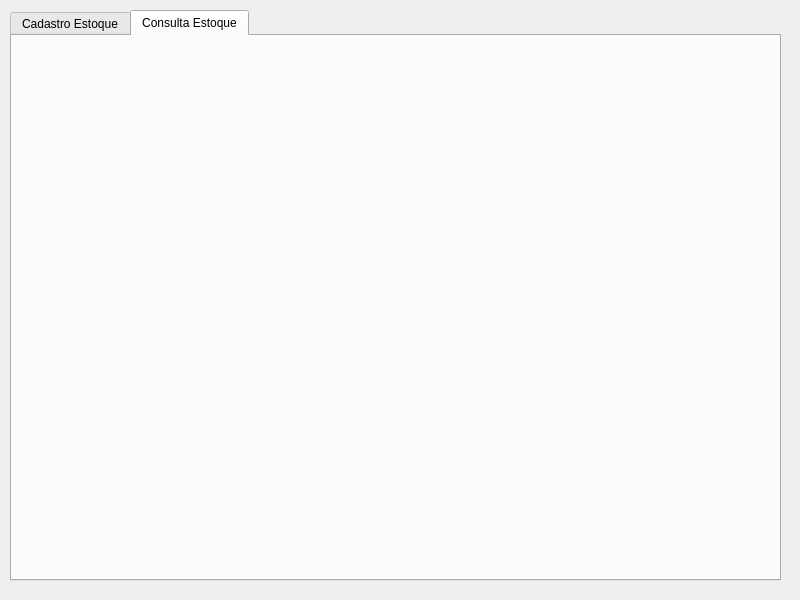
The window that cadastro_estoque.ui (lucasdosantos90/sistema_wms) describes before a commit, drawn with Qt 5.
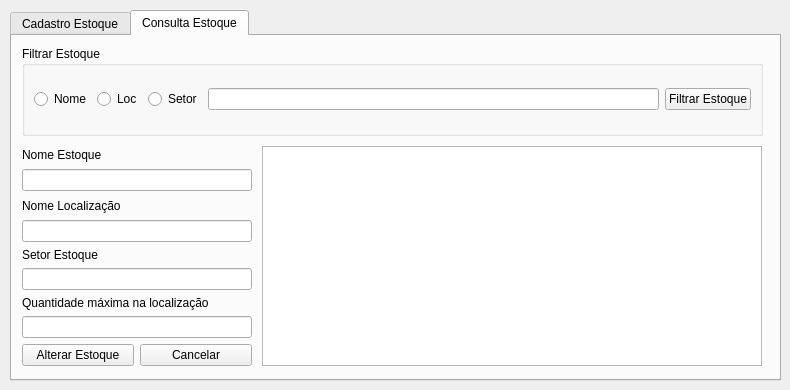
The same window after the commit. The open tabs and pages were chosen to show the change.

Patch:
```diff
--- a/cadastro_estoque.ui
+++ b/cadastro_estoque.ui
@@ -6,8 +6,8 @@
    <rect>
     <x>0</x>
     <y>0</y>
-    <width>800</width>
-    <height>600</height>
+    <width>790</width>
+    <height>390</height>
    </rect>
   </property>
   <property name="windowTitle">
@@ -19,7 +19,7 @@
      <x>10</x>
      <y>10</y>
      <width>771</width>
-     <height>571</height>
+     <height>371</height>
     </rect>
    </property>
    <property name="currentIndex">
@@ -119,6 +119,160 @@
     <attribute name="title">
      <string>Consulta Estoque</string>
     </attribute>
+    <widget class="QGroupBox" name="groupBox">
+     <property name="geometry">
+      <rect>
+       <x>10</x>
+       <y>10</y>
+       <width>741</width>
+       <height>90</height>
+      </rect>
+     </property>
+     <property name="title">
+      <string>Filtrar Estoque</string>
+     </property>
+     <layout class="QHBoxLayout" name="horizontalLayout_3">
+      <item>
+       <layout class="QHBoxLayout" name="horizontalLayout_4">
+        <item>
+         <layout class="QHBoxLayout" name="horizontalLayout_6">
+          <item>
+           <widget class="QRadioButton" name="rb_filtrar_username">
+            <property name="text">
+             <string>Nome</string>
+            </property>
+           </widget>
+          </item>
+          <item>
+           <widget class="QRadioButton" name="rb_filtrar_cep">
+            <property name="text">
+             <string>Loc</string>
+            </property>
+           </widget>
+          </item>
+          <item>
+           <widget class="QRadioButton" name="rb_filtrar_nome">
+            <property name="text">
+             <string>Setor</string>
+            </property>
+           </widget>
+          </item>
+         </layout>
+        </item>
+        <item>
+         <widget class="QLineEdit" name="txt_filtrar_usuario"/>
+        </item>
+        <item>
+         <widget class="QPushButton" name="btn_filtrar_estoque">
+          <property name="text">
+           <string>Filtrar Estoque</string>
+          </property>
+         </widget>
+        </item>
+       </layout>
+      </item>
+     </layout>
+    </widget>
+    <widget class="QTableWidget" name="tableWidget_cad_estoque_2">
+     <property name="geometry">
+      <rect>
+       <x>250</x>
+       <y>110</y>
+       <width>500</width>
+       <height>220</height>
+      </rect>
+     </property>
+    </widget>
+    <widget class="QWidget" name="">
+     <property name="geometry">
+      <rect>
+       <x>10</x>
+       <y>110</y>
+       <width>230</width>
+       <height>220</height>
+      </rect>
+     </property>
+     <layout class="QVBoxLayout" name="verticalLayout_3">
+      <item>
+       <layout class="QVBoxLayout" name="verticalLayout_9">
+        <item>
+         <widget class="QLabel" name="label_9">
+          <property name="text">
+           <string>Nome Estoque</string>
+          </property>
+         </widget>
+        </item>
+        <item>
+         <widget class="QLineEdit" name="txt_cad_nome_estoque_2"/>
+        </item>
+       </layout>
+      </item>
+      <item>
+       <layout class="QVBoxLayout" name="verticalLayout_11">
+        <item>
+         <widget class="QLabel" name="label_11">
+          <property name="text">
+           <string>Nome Localização</string>
+          </property>
+         </widget>
+        </item>
+        <item>
+         <widget class="QLineEdit" name="txt_cad_nome_localizacao_2"/>
+        </item>
+       </layout>
+      </item>
+      <item>
+       <layout class="QVBoxLayout" name="verticalLayout_2">
+        <item>
+         <layout class="QVBoxLayout" name="verticalLayout_10">
+          <item>
+           <widget class="QLabel" name="label_10">
+            <property name="text">
+             <string>Setor Estoque</string>
+            </property>
+           </widget>
+          </item>
+          <item>
+           <widget class="QLineEdit" name="txt_cad_setor_estoque_2"/>
+          </item>
+         </layout>
+        </item>
+        <item>
+         <layout class="QVBoxLayout" name="verticalLayout_12">
+          <item>
+           <widget class="QLabel" name="label_12">
+            <property name="text">
+             <string>Quantidade máxima na localização</string>
+            </property>
+           </widget>
+          </item>
+          <item>
+           <widget class="QLineEdit" name="txt_cad_quant_max_loc_2"/>
+          </item>
+         </layout>
+        </item>
+       </layout>
+      </item>
+      <item>
+       <layout class="QHBoxLayout" name="horizontalLayout">
+        <item>
+         <widget class="QPushButton" name="btn_cad_estoque_2">
+          <property name="text">
+           <string>Alterar Estoque</string>
+          </property>
+         </widget>
+        </item>
+        <item>
+         <widget class="QPushButton" name="btn_cad_estoque_3">
+          <property name="text">
+           <string>Cancelar</string>
+          </property>
+         </widget>
+        </item>
+       </layout>
+      </item>
+     </layout>
+    </widget>
    </widget>
   </widget>
  </widget>
```
Left out of the diff: 4 changed lines with no effect on the pictures.
